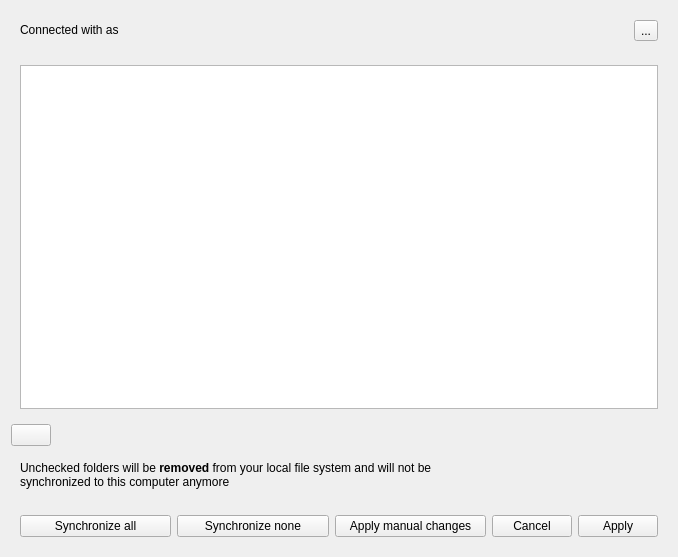
Qt form src/gui/accountsettings.ui (owncloud/client) before a commit.
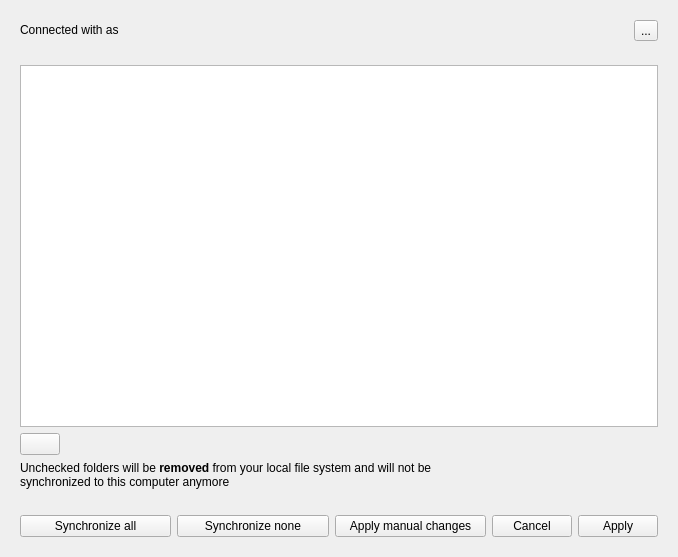
The same form after that commit. Custom widgets are drawn as their Qt base class.

Patch:
```diff
--- a/src/gui/accountsettings.ui
+++ b/src/gui/accountsettings.ui
@@ -108,7 +108,7 @@
       </layout>
      </widget>
      <widget class="QWidget" name="folderListPage">
-      <layout class="QHBoxLayout" name="horizontalLayout_5">
+      <layout class="QVBoxLayout" name="verticalLayout_6">
        <item>
         <widget class="QTreeView" name="_folderList">
          <property name="sizePolicy">
@@ -128,12 +128,8 @@
          </property>
         </widget>
        </item>
-      </layout>
-     </widget>
-    </widget>
-   </item>
    <item>
-    <layout class="QHBoxLayout" name="addButtonLayout">
+        <layout class="QHBoxLayout" name="horizontalLayout_5">
      <item>
       <widget class="QPushButton" name="addButton">
        <property name="text">
@@ -159,6 +155,18 @@
    <item>
     <widget class="QWidget" name="selectiveSyncStatus" native="true">
      <layout class="QHBoxLayout" name="horizontalLayout_3">
+          <property name="leftMargin">
+           <number>0</number>
+          </property>
+          <property name="topMargin">
+           <number>0</number>
+          </property>
+          <property name="rightMargin">
+           <number>0</number>
+          </property>
+          <property name="bottomMargin">
+           <number>0</number>
+          </property>
       <item>
        <layout class="QVBoxLayout" name="verticalLayout_3">
         <item>
@@ -303,6 +311,10 @@
        </layout>
       </item>
      </layout>
+        </widget>
+       </item>
+      </layout>
+     </widget>
     </widget>
    </item>
   </layout>
```
Lines whose indentation alone changed are shown as unchanged.
